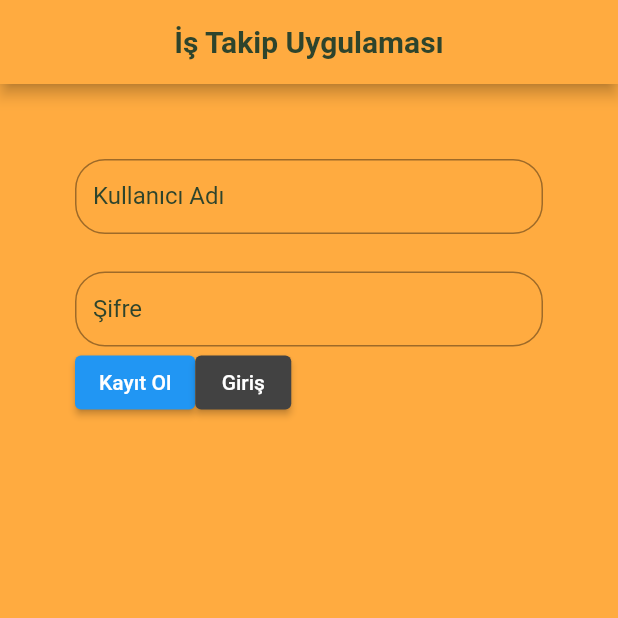
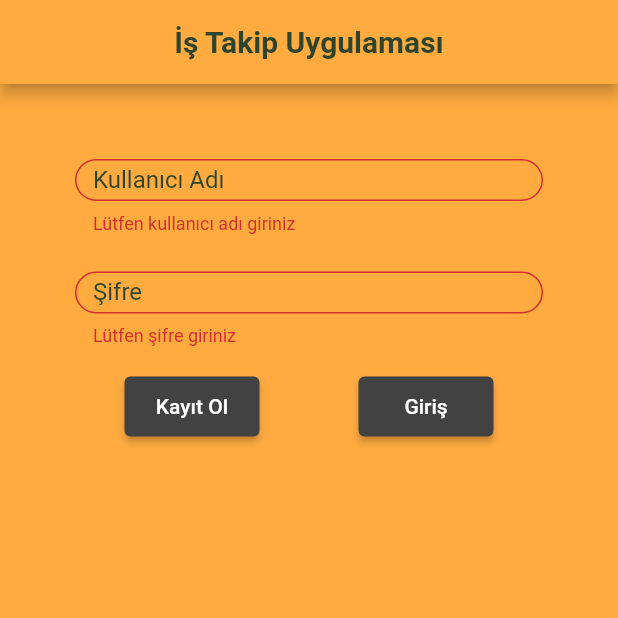
Before and after one commit to huseyindogan00/kisisel-not-tutucu, a Flutter app: the screen it shows after launch, after a tap on "Kayıt Ol", on a phone screen of 412 x 824 dp, the top half of it. Run offline on Flutter 3.47's test engine with Material 2 defaults, Android fonts, the phone set to English and light mode, and no system bars; our stand-ins replace flutter_easyloading, sqflite; accounts and stored records are empty.

Commit message:
kullanıcı kaydedilebiliyor. Giriş yapılıyor.

```diff
--- a/lib/data/db_helper.dart
+++ b/lib/data/db_helper.dart
@@ -7,7 +7,7 @@ import 'package:to_do_app/model/table_enum.dart';
 import 'package:to_do_app/model/user.dart';
 
 class DbHelper {
-  final Map<String, String> _dbInfo = {'dbName': 'works2.db'};
+  final Map<String, String> _dbInfo = {'dbName': 'works3.db'};
   Database? _database;
   //DbHelper? _dbHelper;
 
@@ -28,7 +28,7 @@ class DbHelper {
   Future<Database?> _initializeDatabase() async {
     String filePath = await getDatabasesPath();
     String dbPath = join(filePath, _dbInfo['dbName']);
-    var dbWork = await openDatabase(dbPath, version: 2, onCreate: _createTable);
+    var dbWork = await openDatabase(dbPath, version: 1, onCreate: _createTable);
     return dbWork;
   }
 
@@ -70,16 +70,14 @@ class DbHelper {
     print(job.content);
     print(job.creationDate);
     print(job.toMap());
-    int result = await db!
-        .update('job', job.toMap(), where: 'id=?', whereArgs: [job.id]);
+    int result = await db!.update('job', job.toMap(), where: 'id=?', whereArgs: [job.id]);
     return result;
   }
 
   Future<int> updateJobState(int id, int jobState) async {
     Database? db = await this.db;
     var stateMap = {'jobState': jobState};
-    int result =
-        await db!.update('job', stateMap, where: 'id=?', whereArgs: [id]);
+    int result = await db!.update('job', stateMap, where: 'id=?', whereArgs: [id]);
     return result;
   }
 
@@ -91,7 +89,7 @@ class DbHelper {
 
   Future<int> addUser(User user) async {
     Database? db = await this.db;
-    int result = await db!.insert(TableEnum.job.name, user.toMap(user));
+    int result = await db!.insert(TableEnum.user.name, user.toMap(user));
     return result;
   }
 
@@ -105,8 +103,9 @@ class DbHelper {
   Future<bool> login(String userName, String password) async {
     Database? db = await this.db;
     List<String> arguments = [userName.trim(), password.trim()];
-    List<Map<String, dynamic>> result = await db!.rawQuery(
-        'SELECT * FROM user WHERE userName=? and password=?', arguments);
+    List<Map<String, dynamic>> result =
+        await db!.rawQuery('SELECT * FROM user WHERE userName=? and password=?', arguments);
+    print('loginden gelen result : $result');
     return result.isNotEmpty ? true : false;
   }
 }
--- a/lib/service/utility.dart
+++ b/lib/service/utility.dart
@@ -21,8 +21,7 @@ mixin Utility {
         EasyLoading.dismiss();
         break;
       case EasyLoadingShowState.showInfo:
-        EasyLoading.showInfo('Kullanıcı Bulunamadı.',
-            duration: Duration(milliseconds: miliSeconds), dismissOnTap: false);
+        EasyLoading.showInfo(expression, duration: Duration(milliseconds: miliSeconds), dismissOnTap: false);
         break;
       default:
     }
--- a/lib/view/entry_view.dart
+++ b/lib/view/entry_view.dart
@@ -7,8 +7,9 @@ import '../model/easyloadin_show_state.dart';
 
 TextEditingController _controllerUserName = TextEditingController();
 TextEditingController _controllerPassword = TextEditingController();
-bool _isCurrent = false;
+//bool _isCurrent = false;
 EntryViewModel entryViewModel = EntryViewModel();
+var formKey = GlobalKey<FormState>();
 
 class EntryView extends StatefulWidget {
   const EntryView({Key? key}) : super(key: key);
@@ -31,20 +32,24 @@ class _EntryViewState extends State<EntryView> {
         backgroundColor: Theme.of(context).backgroundColor,
         title: titleAppBar(context),
       ),
-      body: Container(
+      body: Form(
+        key: formKey,
+        child: Container(
           padding: EdgeInsets.symmetric(horizontal: 50, vertical: 50),
           child: SingleChildScrollView(
             child: Column(
               crossAxisAlignment: CrossAxisAlignment.start,
               children: [
-              userNameTextField(),
+                userNameTextFormField(),
                 SizedBox(height: 25),
-              passwordTextField(),
-              Row(children: [
+                passwordTextFormField(),
+                SizedBox(height: 20),
+                Row(mainAxisAlignment: MainAxisAlignment.spaceAround, children: [
                   btnRegister(),
                   btnLogin(),
                 ]),
               ],
+            ),
           ),
         ),
       ),
@@ -65,11 +70,11 @@ class _EntryViewState extends State<EntryView> {
   }
 
 // USER NAME BİLGİSİNİN ALINDIĞI TEXTFİELD
-  Widget userNameTextField() {
+  Widget userNameTextFormField() {
     return SizedBox(
       width: MediaQuery.of(context).size.width * 0.8,
       height: 50,
-      child: TextField(
+      child: TextFormField(
         controller: _controllerUserName,
         decoration: InputDecoration(
           border: OutlineInputBorder(borderRadius: BorderRadius.all(Radius.circular(20))),
@@ -78,16 +83,22 @@ class _EntryViewState extends State<EntryView> {
             color: Theme.of(context).primaryColor,
           ),
         ),
+        validator: (value) {
+          if (value == null || value.isEmpty) {
+            return 'Lütfen kullanıcı adı giriniz';
+          }
+          return null;
+        },
       ),
     );
   }
 
 // PASSWORD BİLGİSİNİN ALINDIĞI TEXTFİELD
-  Widget passwordTextField() {
+  Widget passwordTextFormField() {
     return SizedBox(
       width: MediaQuery.of(context).size.width * 0.8,
       height: 50,
-      child: TextField(
+      child: TextFormField(
         controller: _controllerPassword,
         decoration: InputDecoration(
           border: OutlineInputBorder(borderRadius: BorderRadius.all(Radius.circular(20))),
@@ -96,18 +107,35 @@ class _EntryViewState extends State<EntryView> {
             color: Theme.of(context).primaryColor,
           ),
         ),
+        validator: (value) {
+          if (value == null || value.isEmpty) {
+            return 'Lütfen şifre giriniz';
+          }
+          return null;
+        },
       ),
     );
   }
 
   // KAYIT OL BUTONU
   btnRegister() {
-    return ElevatedButton(
+    return SizedBox(
+      width: 90,
+      height: 40,
+      child: ElevatedButton(
+        child: Text('Kayıt Ol'),
+        style: ButtonStyle(backgroundColor: MaterialStateProperty.all(Colors.grey.shade800)),
         onPressed: () async {
+          if (formKey.currentState!.validate()) {
             bool result = await userCheck();
+            print('registerdan gelen result: $result');
             if (!result) {
-            Utility.getEasyLoading(
-                showSate: EasyLoadingShowState.showInfo, miliSeconds: 1000, expression: 'Kullanıcı kaydı başarılı.');
+              var sonuc = await entryViewModel
+                  .addUser(User(userName: _controllerUserName.text, password: _controllerPassword.text));
+              print('kayıt işleminden gelen sonuc : $sonuc');
+
+              String value = sonuc > 0 ? 'Kullanıcı kaydı başarılı.' : 'Kullanıcı kaydı başarısız.';
+              Utility.getEasyLoading(showSate: EasyLoadingShowState.showInfo, miliSeconds: 2000, expression: value);
               _controllerUserName.text = '';
               _controllerPassword.text = '';
             } else {
@@ -116,25 +144,34 @@ class _EntryViewState extends State<EntryView> {
               _controllerUserName.text = '';
               _controllerPassword.text = '';
             }
+          }
         },
-        child: Text('Kayıt Ol'));
+      ),
+    );
   }
 
   btnLogin() {
-    return ElevatedButton(
+    return SizedBox(
+      width: 90,
+      height: 40,
+      child: ElevatedButton(
         child: Text('Giriş'),
         style: ButtonStyle(backgroundColor: MaterialStateProperty.all(Colors.grey.shade800)),
         onPressed: () async {
+          if (formKey.currentState!.validate()) {
             bool result = await userCheck();
-
             if (result) {
               Utility.getEasyLoading(miliSeconds: 1000, showSate: EasyLoadingShowState.showDefault, expression: '');
               Navigator.pushReplacementNamed(context, '/home');
             } else {
               Utility.getEasyLoading(
-              showSate: EasyLoadingShowState.showInfo, miliSeconds: 1000, expression: 'Kullanıcı bulunamadı.');
+                  showSate: EasyLoadingShowState.showInfo,
+                  miliSeconds: 1000,
+                  expression: 'Kullanıcı adı veya şifre yanlış!');
+            }
           }
         },
+      ),
     );
   }
 
--- a/lib/view_model/entry_view_model.dart
+++ b/lib/view_model/entry_view_model.dart
@@ -7,15 +7,14 @@ class EntryViewModel {
     return result.isNotEmpty ? true : false;
   }
 
-  Future<bool> addUser(User user) async {
+  Future<int> addUser(User user) async {
     var result = await DbHelper().addUser(user);
-    return result is bool;
+    return result;
   }
 
   Future<bool> login(String userName, String password) async {
-    bool result = await DbHelper().login(userName, password).then((value) {
-      return value;
-    });
+    bool result = await DbHelper().login(userName, password);
+    print('entryModel den gelen result : $result');
     return result;
   }
 
```
Lines whose indentation alone changed are shown as unchanged.
